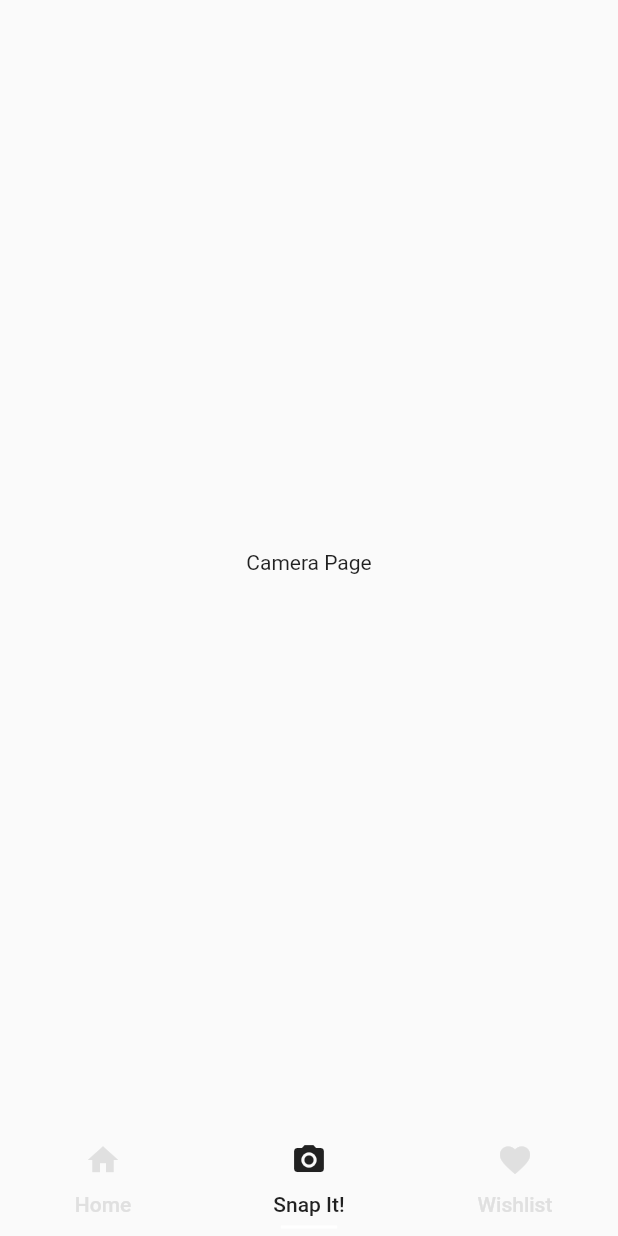
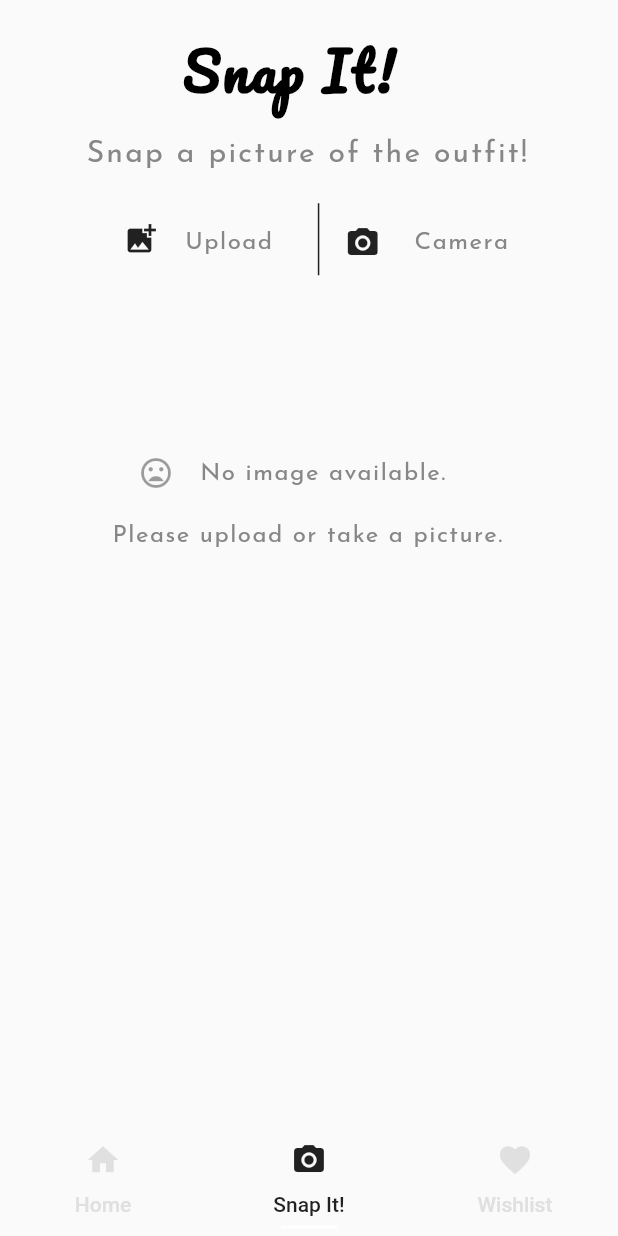
Before and after one commit to sophieewong/SnapItApp, a Flutter app: the screen it shows after launch, item 2 of the bottom bar chosen, on a phone screen of 412 x 824 dp. Run offline on Flutter 3.47's test engine with Material 2 defaults, Android fonts, the phone set to English and light mode, and no system bars; our stand-ins replace image_picker; network calls fail.

Commit message:
camera trigger and image upload to app function, along with changing the app icon

```diff
--- a/lib/main.dart
+++ b/lib/main.dart
@@ -1,17 +1,12 @@
 import 'package:flutter/material.dart';
+
+import 'dart:io';
+import 'package:image_picker/image_picker.dart';
 
 void main() => runApp(MyApp());
 
-//final list_item = [
-//  {"id": "1", "link":"https://images.unsplash.com/photo-1515886657613-9f3515b0c78f?ixlib=rb-1.2.1&ixid=eyJhcHBfaWQiOjEyMDd9&w=1000&q=80"},
-//  {"id": "2", "link":"https://media.thereformation.com/image/upload/q_auto:eco/c_scale,w_auto:breakpoints_100_1920_9_20:544/v1/prod/media/W1siZiIsIjIwMjAvMDIvMTkvMTMvMjkvMzgvYjlmMWY3N2UtOTVhOC00OTNmLWI0YWYtY2IwMTk2YjhmOWMzL0dSQU5UX0RSRVNTX09MWU1QSUEuanBnIl1d/GRANT_DRESS_OLYMPIA.jpg",},
-//  {"id": "3", "link":"https://res.cloudinary.com/fashionasalifestyle/image/upload/f_auto/v1527700782/casual%20summer%20outfits.jpg"},
-//  {"id": "4", "link":"https://cdn.cliqueinc.com/posts/282188/london-autumn-fashion-trends-282188-1567115968335-image.700x0c.jpg"},
-//  {"id": "5", "link":"https://cdn.cliqueinc.com/posts/282188/london-autumn-fashion-trends-282188-1567115968335-image.700x0c.jpg"},
-//  {"id": "6", "link":"https://cdn.cliqueinc.com/posts/282188/london-autumn-fashion-trends-282188-1567115968335-image.700x0c.jpg"}
-//];
+class MyApp extends StatelessWidget {
 
-class MyApp extends StatelessWidget {
   @override
   Widget build(BuildContext context) {
     return new MaterialApp(
@@ -59,8 +54,6 @@ class MyApp extends StatelessWidget {
         )
     );
   }
-
-
 }
 
 class Home extends StatelessWidget {
@@ -70,7 +63,10 @@ class Home extends StatelessWidget {
       body: Center(
         child: Column(
           children: <Widget>[
-          Padding(
+            Positioned (
+              top: 4.0,
+              child: SafeArea(
+              child: Padding(
                 padding: EdgeInsets.all(20.0),
                 child: Image.asset(
                   'assets/SnapIt-logo.png',
@@ -78,17 +74,17 @@ class Home extends StatelessWidget {
                   width: 125,
                 ),
               ),
+            ),),
 
 
             Container(
-              padding: EdgeInsets.fromLTRB(10, 10, 10, 35),
+              padding: EdgeInsets.fromLTRB(10, 10, 10, 20),
               transform: Matrix4.rotationZ(-0.065),
               child: Text(
                 " Snap it to snap up! ",
                 textAlign: TextAlign.center,
                 style: TextStyle(
                     fontSize: 24,
-                    //fontWeight: FontWeight.bold,
                     letterSpacing: 2.0,
                     color: Color(0xff878787),
                     fontFamily: 'Pacifico',
@@ -98,7 +94,7 @@ class Home extends StatelessWidget {
             ),
 
             Padding(
-              padding: EdgeInsets.fromLTRB(10, 0, 10, 35),
+              padding: EdgeInsets.fromLTRB(10, 0, 10, 5),
               child: Text(
                 "My Fashion Snaps",
                 textAlign: TextAlign.center,
@@ -112,40 +108,16 @@ class Home extends StatelessWidget {
               ),
             ),
 
-//          Container(
-////            padding: EdgeInsets.fromLTRB(10, 10, 10, 35),
-//            color: Color(0xffDFD8C8),
-//            alignment: Alignment.center,
-//            margin: new EdgeInsets.only(
-//                top: 50.0
-//            ),
-//          ),
-
-//            Row(
-//              mainAxisAlignment: MainAxisAlignment.center,
-//              children: <Widget>[
-//                Container(
-//                  color: Color(0xffDFD8C8),
-//                  padding: EdgeInsets.all(30.0),
-//                  child: Text('inside container'),
-//                  //alignment: AlignmentDirectional(0.0, 0.0),
-//                  alignment: Alignment.center,
-//                ),
-//
-//              ],
-//            ),
-
-
-                          Expanded( child: Products()),
+            Expanded(child: Products()),
 
           ],
         ),
-
         ),
       );
   }
 }
 
+// taken from Flutter tutorial Grid View - https://www.youtube.com/watch?v=W6CbCklJFi4
 class Products extends StatefulWidget {
   @override
   _ProductsState createState() => _ProductsState();
@@ -156,9 +128,10 @@ class _ProductsState extends State<Products> {
     {"id": "1", "link":"https://images.unsplash.com/photo-1515886657613-9f3515b0c78f?ixlib=rb-1.2.1&ixid=eyJhcHBfaWQiOjEyMDd9&w=1000&q=80"},
     {"id": "2", "link":"https://media.thereformation.com/image/upload/q_auto:eco/c_scale,w_auto:breakpoints_100_1920_9_20:544/v1/prod/media/W1siZiIsIjIwMjAvMDIvMTkvMTMvMjkvMzgvYjlmMWY3N2UtOTVhOC00OTNmLWI0YWYtY2IwMTk2YjhmOWMzL0dSQU5UX0RSRVNTX09MWU1QSUEuanBnIl1d/GRANT_DRESS_OLYMPIA.jpg",},
     {"id": "3", "link":"https://res.cloudinary.com/fashionasalifestyle/image/upload/f_auto/v1527700782/casual%20summer%20outfits.jpg"},
-    {"id": "4", "link":"https://cdn.cliqueinc.com/posts/282188/london-autumn-fashion-trends-282188-1567115968335-image.700x0c.jpg"},
-    {"id": "5", "link":"https://cdn.cliqueinc.com/posts/282188/london-autumn-fashion-trends-282188-1567115968335-image.700x0c.jpg"},
-    {"id": "6", "link":"https://cdn.cliqueinc.com/posts/282188/london-autumn-fashion-trends-282188-1567115968335-image.700x0c.jpg"}
+    {"id": "4", "link":"https://d28m5bx785ox17.cloudfront.net/v1/img/QbP3xMAG6xMILW8msRI29Cg8u1mw97z8SYfdYhn86Fg=/sc/600x600?spatialTags=0.341035:0.592721"},
+    {"id": "5", "link":"https://cdn.cliqueinc.com/posts/259064/easy-90s-outfits-259064-1527621668761-main.700x0c.jpg"},
+    {"id": "6", "link":"https://cdd72c8b8a55fc5d1857-2b8f511b412f8d2bfde37b6dde2e2425.lmsin.net/Max/MX2/Pre%20Landing%20Page/menPLDESKTOP.jpg"},
+    {"id": "7", "link":"https://cdn.cliqueinc.com/posts/282188/london-autumn-fashion-trends-282188-1567115968335-image.700x0c.jpg"},
   ];
   @override
   Widget build(BuildContext context) {
@@ -197,12 +170,199 @@ class Product extends StatelessWidget {
   }
 }
 
-class Camera extends StatelessWidget {
+//tutorial from - https://www.youtube.com/watch?v=LAhiqRzbx8M
+class Camera extends StatefulWidget {
   @override
-  Widget build(BuildContext context) {
-    return Scaffold(
+  State<StatefulWidget> createState() {
+    return _CameraState();
+  }
+}
+
+class _CameraState extends State<Camera> {
+  File _image;
+
+  Future getImage (bool isCamera) async {
+    File image;
+
+    if (isCamera) {
+      // catch image from device's camera and store it in variable image
+      image = await ImagePicker.pickImage(source: ImageSource.camera);
+    } else {
+      // pick an image from gallery to store it in variable image
+      image = await ImagePicker.pickImage(source: ImageSource.gallery);
+    }
+
+    setState(() {
+      _image = image;
+    });
+  }
+
+    @override
+    Widget build (BuildContext context) {
+      return MaterialApp(
+        home: Scaffold(
           body: Center(
-        child: Text("Camera Page"),
+            child: Column(
+              children: <Widget>[
+                  SafeArea(
+                    child: Padding(
+                      padding: EdgeInsets.fromLTRB(5, 15, 30, 5),
+                      child: Text(
+                        "Snap It!",
+                        textAlign: TextAlign.center,
+                        style: TextStyle(
+                            fontSize: 36,
+                            fontWeight: FontWeight.w600,
+                            letterSpacing: 1.5,
+                            color: Color(0xff000000),
+                            fontFamily: 'Pacifico'
+                        ),
+                      ),
+                    ),
+                  ),
+                Center(
+                  child: Row(
+                    children: <Widget>[
+                      Padding(
+                        padding: EdgeInsets.fromLTRB(57, 10, 57, 15),
+                        child: Text(
+                          "Snap a picture of the outfit!",
+                          textAlign: TextAlign.center,
+                          style: TextStyle(
+                              fontSize: 20,
+                              //fontWeight: FontWeight.bold,
+                              letterSpacing: 1.5,
+                              color: Color(0xff878787),
+                              fontFamily: 'JosefinSans'
+                          ),
+                        ),),
+                    ],
+                  ),
+                ),
+
+                Row (
+                  children: <Widget>[
+                    Container(
+                      padding: EdgeInsets.only(left: 70),
+                      decoration: BoxDecoration(
+                        border: Border(right: BorderSide(width: 1, color: Colors.black87)),
+                      ),
+                      child: Row(
+                        children: <Widget>[
+                          Padding(
+                            padding: EdgeInsets.only(left: 0),
+                            child: IconButton(icon: Icon(Icons.add_photo_alternate),
+                              onPressed: () {
+                                getImage(false);
+                              },
+                            ),
+                          ),
+
+                          Padding(
+                            padding: EdgeInsets.fromLTRB(5, 10, 30, 5),
+                            child: GestureDetector (
+                              child: Text(
+                                "Upload",
+                                textAlign: TextAlign.center,
+                                style: TextStyle(
+                                    fontSize: 16,
+                                    letterSpacing: 1.0,
+                                    color: Color(0xff878787),
+                                    fontFamily: 'JosefinSans'
+                                ),
+                              ),
+                              onTap: () {
+                                getImage(false);
+                              },
+                            ),
+                          ),
+                        ],
+                      ),
+                    ),
+                    Padding(
+                      padding: EdgeInsets.fromLTRB(5, 10, 5, 5),
+                      child: IconButton(icon: Icon(Icons.camera_alt), onPressed: (){
+                        getImage(true);
+                      },
+                    ),
+                    ),
+
+                    Padding(
+                      padding: EdgeInsets.fromLTRB(5, 10, 10, 5),
+
+                      child: GestureDetector (
+                        child: Text(
+                          "Camera",
+                          textAlign: TextAlign.center,
+                          style: TextStyle(
+                              fontSize: 16,
+                              //fontWeight: FontWeight.bold,
+                              letterSpacing: 1.0,
+                              color: Color(0xff878787),
+                              fontFamily: 'JosefinSans'
+                          ),
+                        ),
+                        onTap: () {
+                          getImage(true);
+                        },
+                      ),
+                    ),
+                  ],
+                ),
+                _image == null ? Container(
+                  child: Align(
+                    child: Wrap(
+                      children: <Widget>[
+                        Padding(
+                          padding: EdgeInsets.only(top: 100),
+
+                          child: Row(
+                            children: <Widget>[
+                              Padding(
+                                padding: EdgeInsets.only(left: 80),
+                                child: IconButton(icon: Icon(Icons.mood_bad),
+                                ),
+                              ),
+
+                              Padding(
+                                padding: EdgeInsets.fromLTRB(5, 7, 70, 5),
+                                child: Text(
+                                  "No image available.",
+                                  textAlign: TextAlign.center,
+                                  style: TextStyle(
+                                      fontSize: 16,
+                                      letterSpacing: 1.0,
+                                      color: Color(0xff878787),
+                                      fontFamily: 'JosefinSans'
+                                  ),
+                                ),
+                              ),
+                            ],
+                          ),
+                        ),
+                        Padding(
+                          padding: EdgeInsets.fromLTRB(75, 10, 75, 5),
+                          child: Text(
+                            "Please upload or take a picture.",
+                            textAlign: TextAlign.center,
+                            style: TextStyle(
+                                fontSize: 16,
+                                letterSpacing: 1.0,
+                                color: Color(0xff878787),
+                                fontFamily: 'JosefinSans'
+                            ),
+                          ),
+                        ),
+                      ],
+                    ),
+                  ),
+                  ) : Container(
+                  padding: EdgeInsets.only(top: 20),
+                  child: Image.file(_image, height: 400.0, width: 400.0,),
+                ),
+              ],
+            ),
+          ),
         ),
       );
     }
@@ -217,7 +377,13 @@ class ProductPage extends StatelessWidget {
         centerTitle: true,
         backgroundColor: Colors.white,
       ),
-      //body:
+      body: Center(
+        child: Column(
+          children: <Widget>[
+
+          ],
+        ),
+      ),
     );
   }
 }
```
Also changed, not shown: pubspec.yaml (+7 -0 lines), pubspec.lock, 23 other files. Lines whose indentation alone changed are shown as unchanged.
